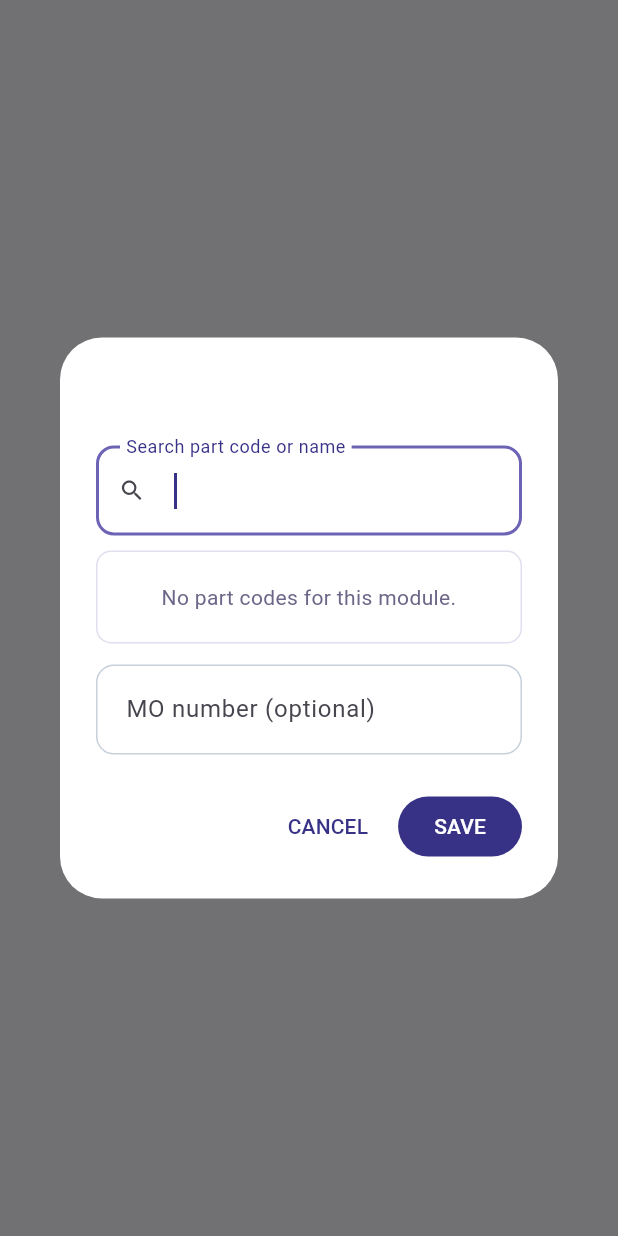
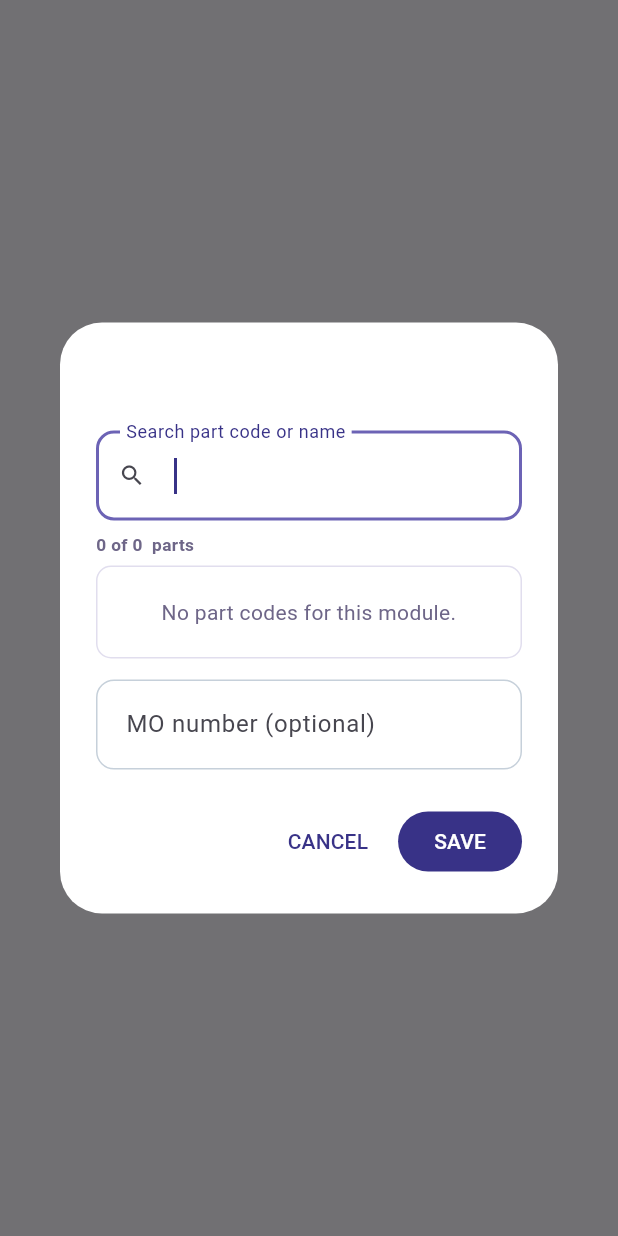
Before and after one commit to chakeuroussama17/operational_app, a Flutter app: what promptPartCode() shows on an empty page, opened directly with empty values, on a phone screen of 412 x 824 dp. Run offline on Flutter 3.47's test engine with Material 3 defaults, Android fonts, the phone set to English and light mode, and no system bars; our stand-ins replace shared_preferences; accounts and stored records are empty; network calls fail.

Commit message:
Part picker: show how many of the module's parts are listed
The master's Part code identifies the PART, not the operation, so the same
code appears under Casting, Secondary and Machining (51 of them do) with a
different part number and name each time. Seeing familiar codes on the
Machining page reads like the department filter isn't applied, so the picker
now says "N of M Machining parts" above the list; the -CAST/-FETTLE/-MACH
suffix on each name confirms it.

43/43 tests, analyze clean.

```diff
--- a/lib/screens/casting_parts_screen.dart
+++ b/lib/screens/casting_parts_screen.dart
@@ -105,6 +105,7 @@ class _CastingPartsScreenState extends State<CastingPartsScreen> {
     final input = await promptPartCode(
       context,
       title: 'Add Part',
+      moduleLabel: 'Casting',
       codes: codes,
     );
     if (input == null) return;
@@ -123,6 +124,7 @@ class _CastingPartsScreenState extends State<CastingPartsScreen> {
     final input = await promptPartCode(
       context,
       title: 'Edit Part',
+      moduleLabel: 'Casting',
       codes: codes,
       initialCode: part.part,
       initialMo: part.mo,
--- a/lib/screens/machining_parts_screen.dart
+++ b/lib/screens/machining_parts_screen.dart
@@ -109,6 +109,7 @@ class _MachiningPartsScreenState extends State<MachiningPartsScreen> {
     final input = await promptPartCode(
       context,
       title: 'Add Part',
+      moduleLabel: 'Machining',
       codes: codes,
     );
     if (input == null) return;
@@ -127,6 +128,7 @@ class _MachiningPartsScreenState extends State<MachiningPartsScreen> {
     final input = await promptPartCode(
       context,
       title: 'Edit Part',
+      moduleLabel: 'Machining',
       codes: codes,
       initialCode: part.part,
       initialMo: part.mo,
--- a/lib/screens/secondary_parts_screen.dart
+++ b/lib/screens/secondary_parts_screen.dart
@@ -110,6 +110,7 @@ class _SecondaryPartsScreenState extends State<SecondaryPartsScreen> {
     final input = await promptPartCode(
       context,
       title: 'Add Part',
+      moduleLabel: 'Secondary',
       codes: codes,
     );
     if (input == null) return;
@@ -128,6 +129,7 @@ class _SecondaryPartsScreenState extends State<SecondaryPartsScreen> {
     final input = await promptPartCode(
       context,
       title: 'Edit Part',
+      moduleLabel: 'Secondary',
       codes: codes,
       initialCode: part.part,
       initialMo: part.mo,
--- a/lib/widgets/manage_dialogs.dart
+++ b/lib/widgets/manage_dialogs.dart
@@ -66,6 +66,7 @@ class PartWithMoInput {
 Future<PartWithMoInput?> promptPartCode(
   BuildContext context, {
   required String title,
+  required String moduleLabel,
   List<PartCode> codes = const [],
   String? initialCode,
   String? initialMo,
@@ -123,7 +124,19 @@ Future<PartWithMoInput?> promptPartCode(
                   ),
                   onChanged: (_) => setState(() => error = null),
                 ),
-                const SizedBox(height: 10),
+                const SizedBox(height: 8),
+                // The same code exists in several departments (a part is cast,
+                // then fettled, then machined), so spell out that this list is
+                // only this module's operations.
+                Text(
+                  '${matches.length} of ${codes.length} $moduleLabel parts',
+                  style: TextStyle(
+                    fontSize: 11.5,
+                    fontWeight: FontWeight.w600,
+                    color: AppColors.textSecondary,
+                  ),
+                ),
+                const SizedBox(height: 6),
                 Container(
                   constraints: const BoxConstraints(maxHeight: 240),
                   decoration: BoxDecoration(
```
